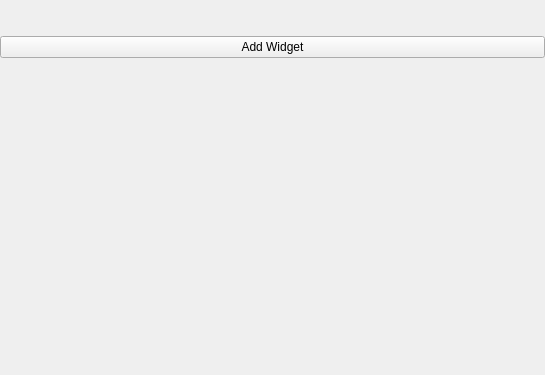
Qt form borderlesswindow.ui (RunnanZhang/BorderlessWindow) before a commit.
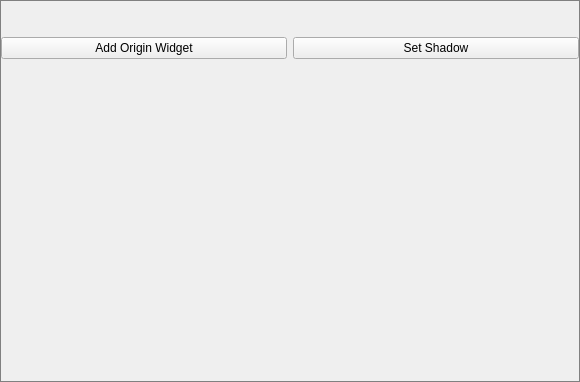
The same form after that commit. Custom widgets are drawn as their Qt base class.

```diff
--- a/borderlesswindow.ui
+++ b/borderlesswindow.ui
@@ -6,25 +6,28 @@
    <rect>
     <x>0</x>
     <y>0</y>
-    <width>545</width>
-    <height>375</height>
+    <width>580</width>
+    <height>382</height>
    </rect>
   </property>
   <property name="windowTitle">
    <string>BorderlessWindow</string>
   </property>
+  <property name="styleSheet">
+   <string notr="true">QWidget#BorderlessWindow{border: 1px solid gray}</string>
+  </property>
   <layout class="QVBoxLayout" name="verticalLayout">
    <property name="leftMargin">
-    <number>0</number>
+    <number>1</number>
    </property>
    <property name="topMargin">
-    <number>0</number>
+    <number>1</number>
    </property>
    <property name="rightMargin">
-    <number>0</number>
+    <number>1</number>
    </property>
    <property name="bottomMargin">
-    <number>0</number>
+    <number>1</number>
    </property>
    <item>
     <widget class="LTitleBar" name="pTitleBar" native="true">
@@ -37,11 +40,22 @@
     </widget>
    </item>
    <item>
+    <layout class="QHBoxLayout" name="horizontalLayout">
+     <item>
     <widget class="QPushButton" name="pAddBtn">
      <property name="text">
-      <string>Add Widget</string>
-     </property>
-    </widget>
+        <string>Add Origin Widget</string>
+       </property>
+      </widget>
+     </item>
+     <item>
+      <widget class="QPushButton" name="pShadowBtn">
+       <property name="text">
+        <string>Set Shadow</string>
+       </property>
+      </widget>
+     </item>
+    </layout>
    </item>
    <item>
     <spacer name="verticalSpacer">
@@ -51,7 +65,7 @@
      <property name="sizeHint" stdset="0">
       <size>
        <width>20</width>
-       <height>336</height>
+       <height>310</height>
       </size>
      </property>
     </spacer>
```
Lines whose indentation alone changed are shown as unchanged.
